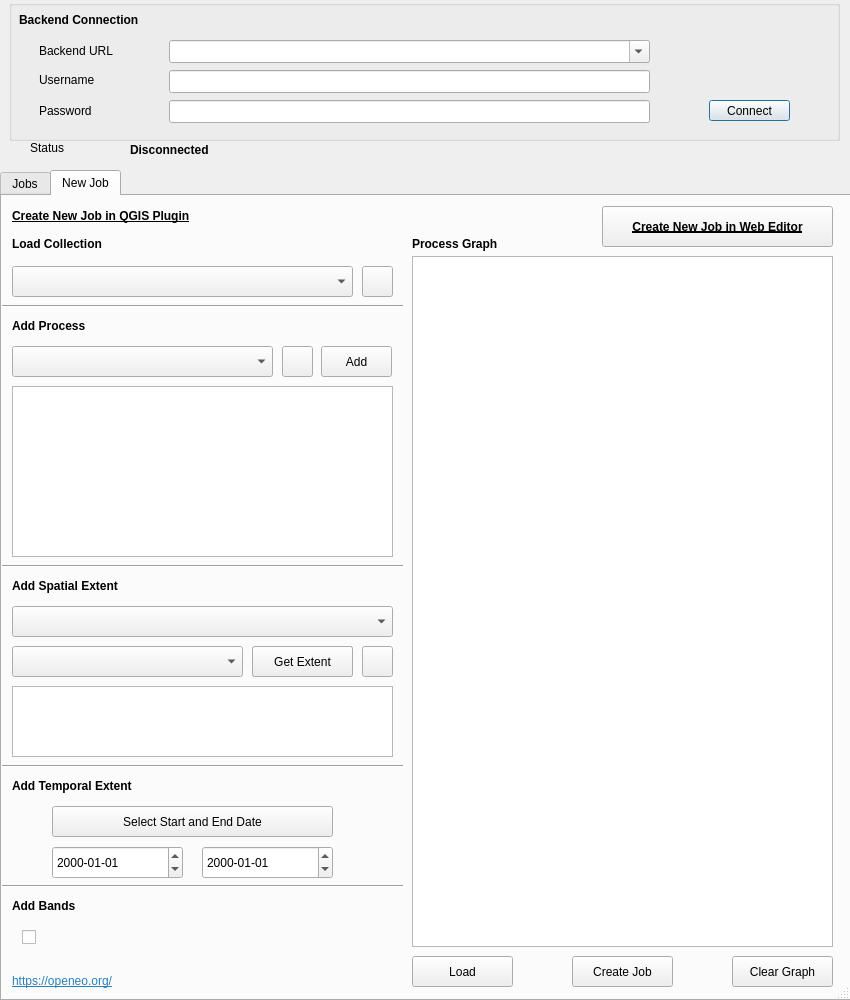
Open-EO/openeo-qgis-plugin, file openeo_connector_dialog_base.ui: the form before one commit.
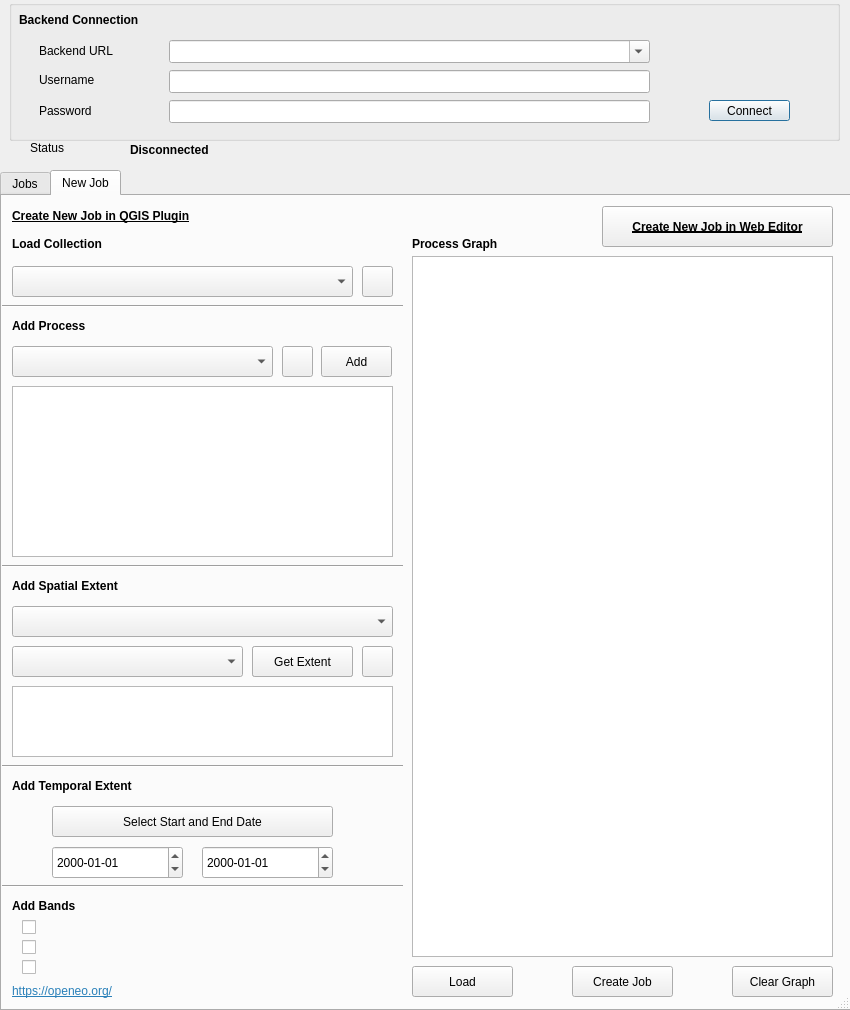
The form after the commit. Icons and pictures are not drawn.

Commit message: Band Selection update

```diff
--- a/openeo_connector_dialog_base.ui
+++ b/openeo_connector_dialog_base.ui
@@ -10,7 +10,7 @@
     <x>0</x>
     <y>0</y>
     <width>850</width>
-    <height>1000</height>
+    <height>1010</height>
    </rect>
   </property>
   <property name="minimumSize">
@@ -193,7 +193,7 @@
      <x>0</x>
      <y>170</y>
      <width>851</width>
-     <height>831</height>
+     <height>841</height>
     </rect>
    </property>
    <property name="minimumSize">
@@ -298,7 +298,7 @@
      <property name="geometry">
       <rect>
        <x>570</x>
-       <y>760</y>
+       <y>770</y>
        <width>101</width>
        <height>31</height>
       </rect>
@@ -373,7 +373,7 @@
      <property name="geometry">
       <rect>
        <x>730</x>
-       <y>760</y>
+       <y>770</y>
        <width>101</width>
        <height>31</height>
       </rect>
@@ -388,7 +388,7 @@
        <x>410</x>
        <y>60</y>
        <width>421</width>
-       <height>691</height>
+       <height>701</height>
       </rect>
      </property>
     </widget>
@@ -422,7 +422,7 @@
      <property name="geometry">
       <rect>
        <x>410</x>
-       <y>760</y>
+       <y>770</y>
        <width>101</width>
        <height>31</height>
       </rect>
@@ -435,7 +435,7 @@
      <property name="geometry">
       <rect>
        <x>10</x>
-       <y>770</y>
+       <y>780</y>
        <width>171</width>
        <height>31</height>
       </rect>
@@ -749,8 +749,34 @@
      <property name="geometry">
       <rect>
        <x>20</x>
-       <y>730</y>
-       <width>121</width>
+       <y>720</y>
+       <width>371</width>
+       <height>23</height>
+      </rect>
+     </property>
+     <property name="text">
+      <string/>
+     </property>
+    </widget>
+    <widget class="QCheckBox" name="checkBox2">
+     <property name="geometry">
+      <rect>
+       <x>20</x>
+       <y>740</y>
+       <width>371</width>
+       <height>23</height>
+      </rect>
+     </property>
+     <property name="text">
+      <string/>
+     </property>
+    </widget>
+    <widget class="QCheckBox" name="checkBox3">
+     <property name="geometry">
+      <rect>
+       <x>20</x>
+       <y>760</y>
+       <width>371</width>
        <height>23</height>
       </rect>
      </property>
```
Left out of the diff: 12 changed lines with no effect on the pictures. The commit also changes 1 other file.
